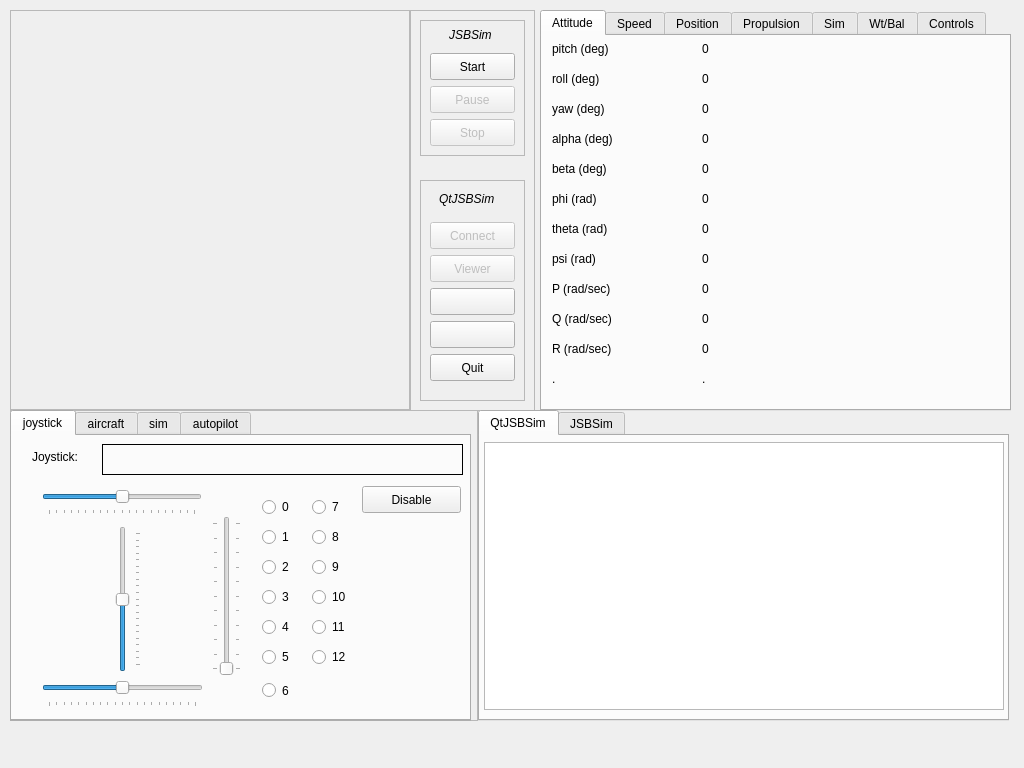
Old version of the form src/MainWindow.ui in the repository xfahad100/aeroprecinyx.
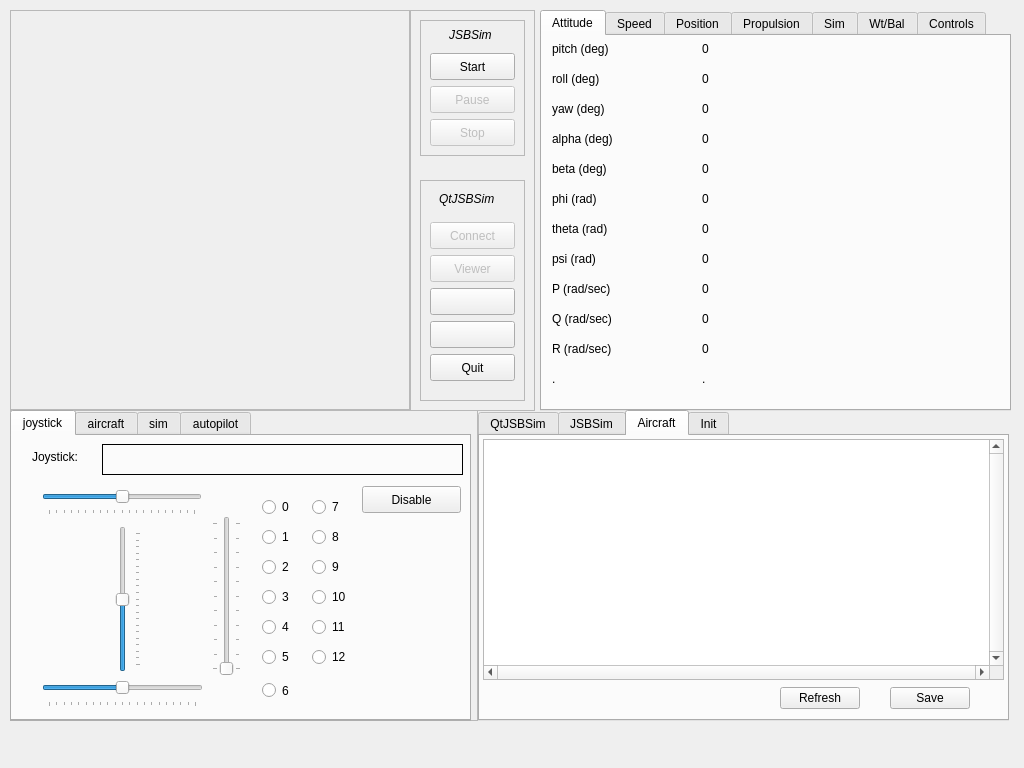
New version of the form. The open tabs and pages were chosen to show the change. Custom widgets are drawn as their Qt base class.

Commit message: Added display of aircraft config and init files. Refresh and Save buttons don't do anything yet.

What changed in the file:
```diff
--- a/src/MainWindow.ui
+++ b/src/MainWindow.ui
@@ -3783,6 +3783,125 @@
       </property>
      </widget>
     </widget>
+    <widget class="QWidget" name="tab_13">
+     <attribute name="title">
+      <string>Aircraft</string>
+     </attribute>
+     <widget class="QPlainTextEdit" name="AircraftEditor">
+      <property name="geometry">
+       <rect>
+        <x>3</x>
+        <y>3</y>
+        <width>521</width>
+        <height>241</height>
+       </rect>
+      </property>
+      <property name="font">
+       <font>
+        <family>Monospace</family>
+       </font>
+      </property>
+      <property name="acceptDrops">
+       <bool>false</bool>
+      </property>
+      <property name="verticalScrollBarPolicy">
+       <enum>Qt::ScrollBarAlwaysOn</enum>
+      </property>
+      <property name="horizontalScrollBarPolicy">
+       <enum>Qt::ScrollBarAlwaysOn</enum>
+      </property>
+      <property name="lineWrapMode">
+       <enum>QPlainTextEdit::NoWrap</enum>
+      </property>
+      <property name="plainText">
+       <string notr="true"/>
+      </property>
+     </widget>
+     <widget class="QPushButton" name="pushButton">
+      <property name="geometry">
+       <rect>
+        <x>410</x>
+        <y>251</y>
+        <width>80</width>
+        <height>22</height>
+       </rect>
+      </property>
+      <property name="text">
+       <string>Save</string>
+      </property>
+     </widget>
+     <widget class="QPushButton" name="pushButton_2">
+      <property name="geometry">
+       <rect>
+        <x>300</x>
+        <y>251</y>
+        <width>80</width>
+        <height>22</height>
+       </rect>
+      </property>
+      <property name="text">
+       <string>Refresh</string>
+      </property>
+     </widget>
+    </widget>
+    <widget class="QWidget" name="tab_14">
+     <attribute name="title">
+      <string>Init</string>
+     </attribute>
+     <widget class="QPlainTextEdit" name="InitFileEditor">
+      <property name="geometry">
+       <rect>
+        <x>3</x>
+        <y>3</y>
+        <width>521</width>
+        <height>241</height>
+       </rect>
+      </property>
+      <property name="font">
+       <font>
+        <family>Monospace</family>
+       </font>
+      </property>
+      <property name="verticalScrollBarPolicy">
+       <enum>Qt::ScrollBarAlwaysOn</enum>
+      </property>
+      <property name="horizontalScrollBarPolicy">
+       <enum>Qt::ScrollBarAlwaysOn</enum>
+      </property>
+      <property name="lineWrapMode">
+       <enum>QPlainTextEdit::NoWrap</enum>
+      </property>
+      <property name="plainText">
+       <string notr="true"/>
+      </property>
+     </widget>
+     <widget class="QPushButton" name="pushButton_3">
+      <property name="geometry">
+       <rect>
+        <x>410</x>
+        <y>251</y>
+        <width>80</width>
+        <height>22</height>
+       </rect>
+      </property>
+      <property name="text">
+       <string>Save</string>
+      </property>
+     </widget>
+     <widget class="QPushButton" name="pushButton_4">
+      <property name="geometry">
+       <rect>
+        <x>300</x>
+        <y>251</y>
+        <width>80</width>
+        <height>22</height>
+       </rect>
+      </property>
+      <property name="text">
+       <string>Refresh</string>
+      </property>
+     </widget>
+    </widget>
    </widget>
   </widget>
  </widget>
```
Left out of the diff: 10 changed lines with no effect on the pictures. The commit also changes 2 other files.
